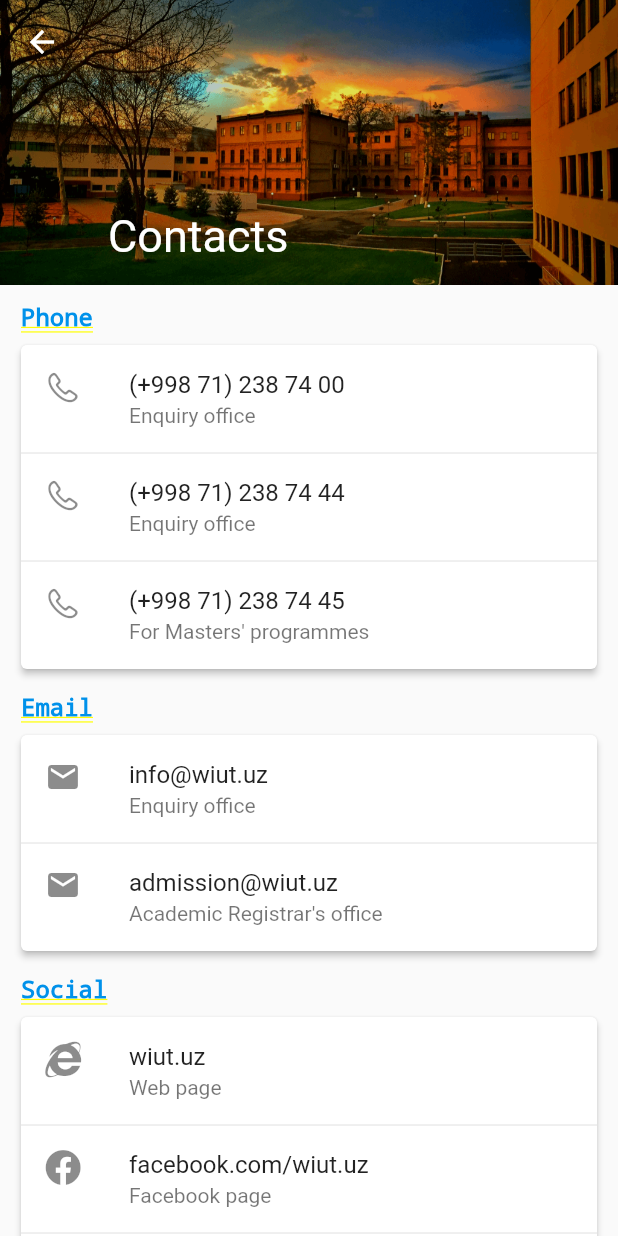
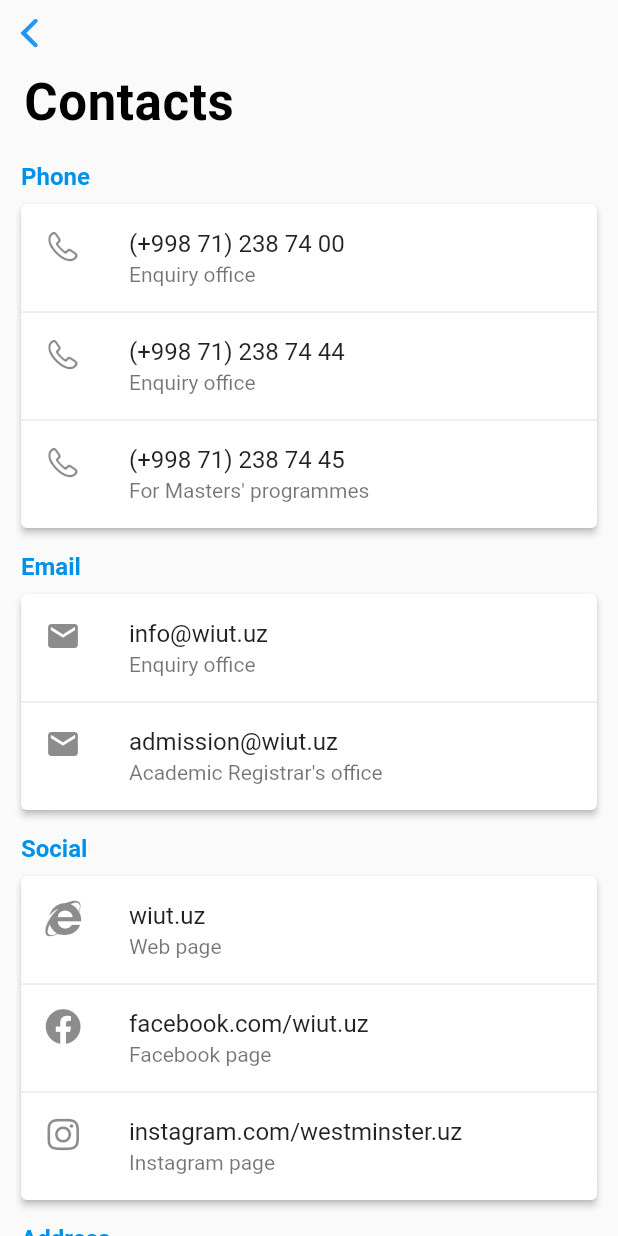
Before and after one commit to devdesrel/StudentSystemWIUT, a Flutter app: the IosContactsPage screen opened by its route, on a phone screen of 412 x 824 dp. Run offline on Flutter 3.47's test engine with Material 2 defaults, Android fonts, the phone set to English and light mode, and no system bars; our stand-ins replace cached_network_image, connectivity, flushbar, flutter_map, font_awesome_flutter, image_picker and 5 more; missing offline and left inert: flutter_circular_chart, simple_permissions; accounts and stored records are empty; network calls fail.

Commit message:
Contacts Page IOS

```diff
--- a/lib/pages/iOS_pages/contacts_page_ios.dart
+++ b/lib/pages/iOS_pages/contacts_page_ios.dart
@@ -156,28 +156,21 @@ class IosContactsPage extends StatelessWidget {
       ];
     }
 
-    return CupertinoPageScaffold(
-      child: CustomScrollView(
+    return Material(
+      child: CupertinoPageScaffold(
+          child: CustomScrollView(
         slivers: <Widget>[
-          SliverAppBar(
-              flexibleSpace: FlexibleSpaceBar(
-                title: Text(
-                  'Contacts',
-                  style: TextStyle(fontWeight: FontWeight.w400),
-                ),
-                background: Image.asset(
-                  'assets/wiut_cover.png',
-                  fit: BoxFit.cover,
-                ),
-              ),
-              expandedHeight: 190.0,
-              floating: false,
-              pinned: false),
-          SliverList(
-              //delegate: SliverChildListDelegate(children: <Widget>[]
-              delegate: SliverChildListDelegate(_getWidgetsList()))
+          CupertinoSliverNavigationBar(
+            largeTitle: Text("Contacts"),
+          ),
+          SliverToBoxAdapter(
+            child: Column(
+              crossAxisAlignment: CrossAxisAlignment.start,
+              children: _getWidgetsList(),
+            ),
+          )
         ],
-      ),
+      )),
     );
   }
 }
@@ -195,7 +188,7 @@ class CustomContactsCategory extends StatelessWidget {
         text,
         style: TextStyle(
             fontWeight: FontWeight.bold, color: accentColor, fontSize: 16.0),
-        textAlign: TextAlign.start,
+        textAlign: TextAlign.left,
       ),
     );
   }
```
